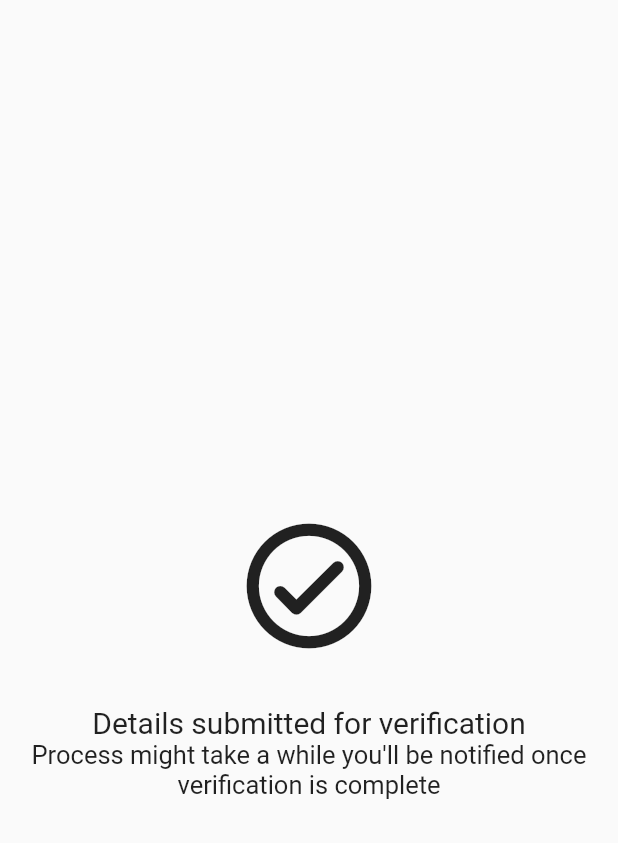
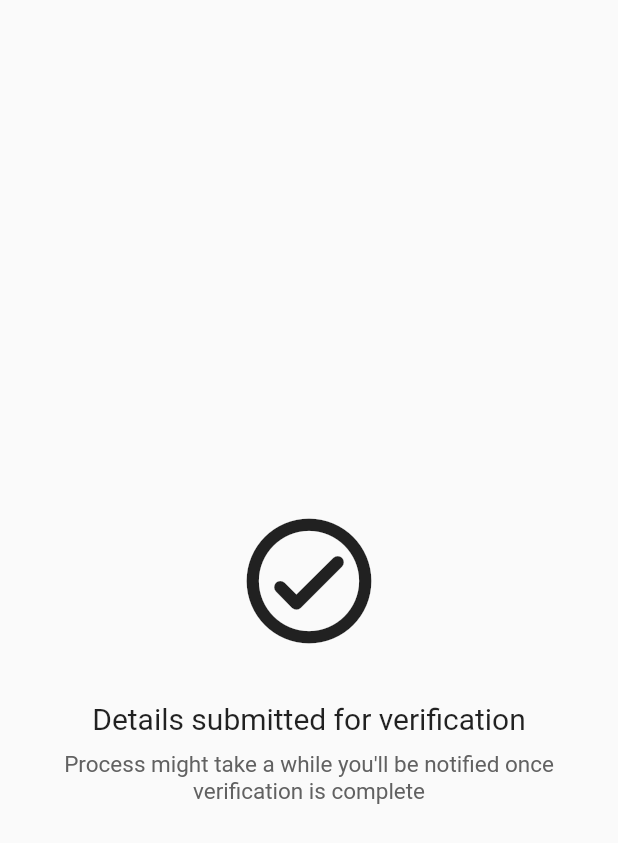
Before and after one commit to EdwinWalela/jamiiclient, a Flutter app: the screen it shows after launch, on a phone screen of 412 x 824 dp. Shown: the top 843 px of the screen. Run offline on Flutter 3.47's test engine with Material 2 defaults, Android fonts, the phone set to English and light mode, and no system bars; our stand-ins replace flutter_svg, socket_io_client; missing offline and left inert: cryptography.

Commit message:
success screen

```diff
--- a/lib/src/screens/registration/SuccessScreen.dart
+++ b/lib/src/screens/registration/SuccessScreen.dart
@@ -8,6 +8,7 @@ class SuccessScreen extends StatelessWidget {
         buildSuccessIcon(context),
         Container(margin: EdgeInsets.only(top: 30)),
         buildTitle(),
+        Container(margin: EdgeInsets.only(top: 10)),
         buildSubTitle(),
       ],
     );
@@ -25,7 +26,8 @@ class SuccessScreen extends StatelessWidget {
       "Process might take a while you'll be notified once verification is complete",
       textAlign: TextAlign.center,
       style: TextStyle(
-        fontSize: 17,
+        fontSize: 15,
+        color: Colors.grey[700],
       ),
     );
   }
```
